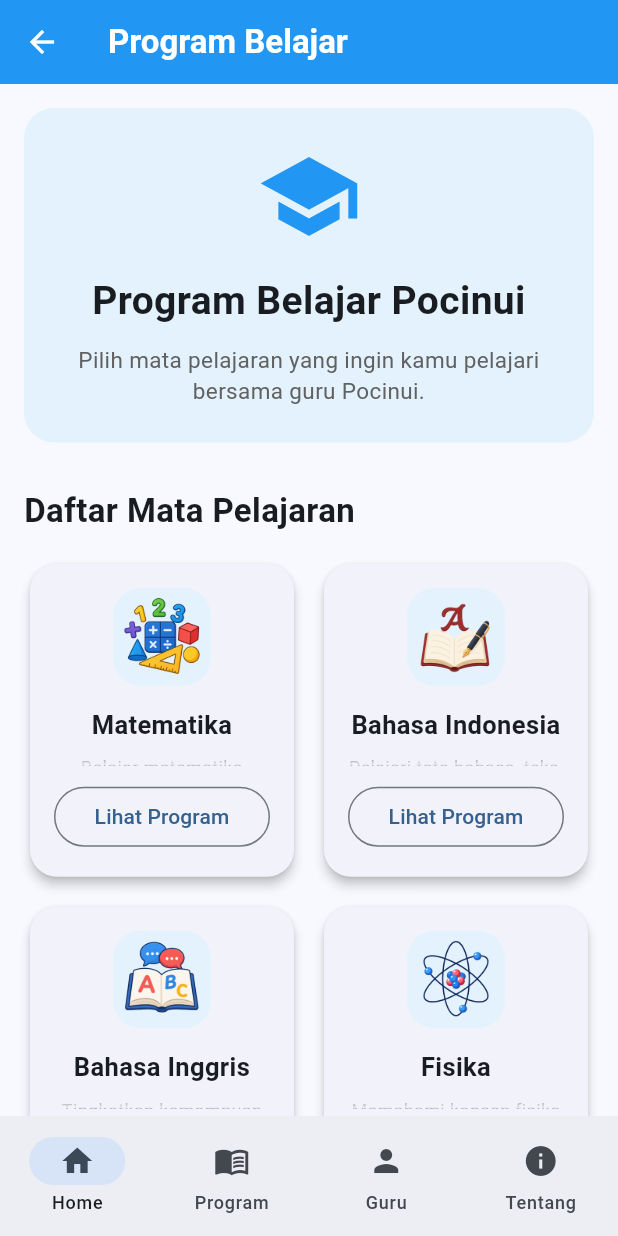
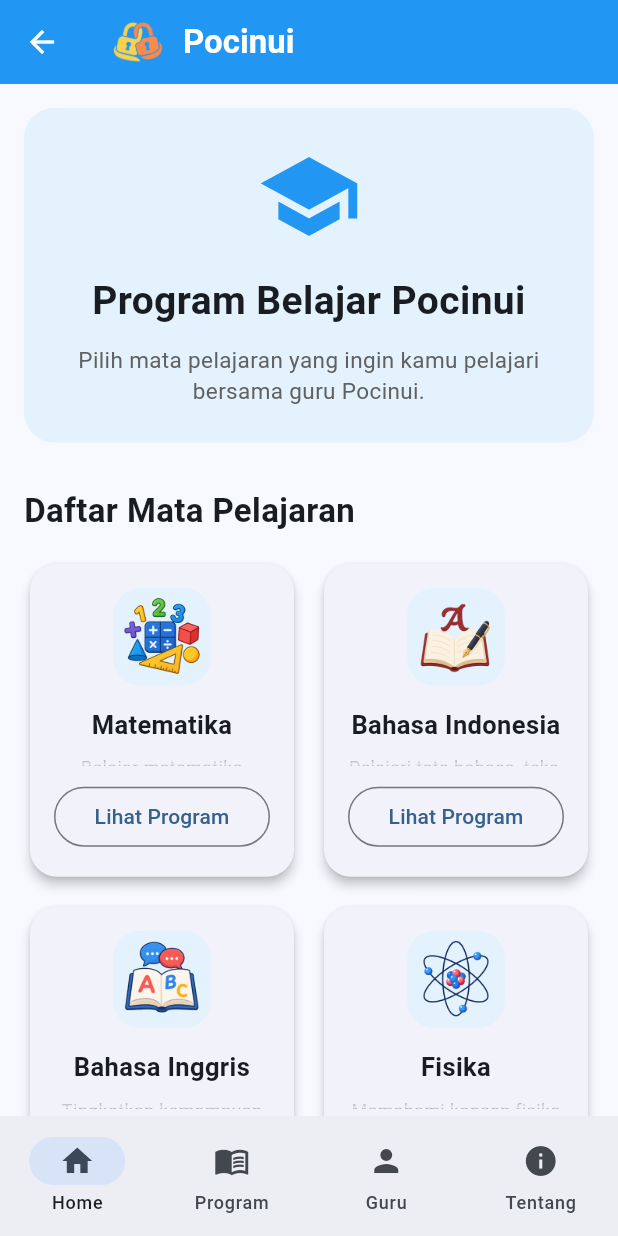
Before and after one commit to hanasoke/pocinui_apps, a Flutter app: the screen it shows after launch, after a tap on "Daftar Sekarang", on a phone screen of 412 x 824 dp. Run offline on Flutter 3.47's test engine with Material 3 defaults, Android fonts, the phone set to English and light mode, and no system bars.

Commit message:
updated home_page.dart & program_page.dart

```diff
--- a/lib/pages/home_page.dart
+++ b/lib/pages/home_page.dart
@@ -44,15 +44,6 @@ class HomePage extends StatelessWidget {
                   ),
 
                   const SizedBox(height: 20),
-
-                  Image.asset(
-                    'assets/images/logo.png',
-                    width: 100,
-                    height: 100,
-                    fit: BoxFit.contain,
-                  ),
-
-                  const SizedBox(height: 16),
 
                   const Text(
                     'Bimbingan Belajar Pocinui',
--- a/lib/pages/program_page.dart
+++ b/lib/pages/program_page.dart
@@ -70,12 +70,21 @@ class ProgramPage extends StatelessWidget {
   Widget build(BuildContext context) {
     return Scaffold(
       appBar: AppBar(
-        title: const Text(
-          'Program Belajar',
-          style: TextStyle(fontWeight: FontWeight.bold),
-        ),
         backgroundColor: Colors.blue,
         foregroundColor: Colors.white,
+
+        title: Row(
+          children: [
+            Image.asset('assets/images/logo.png', width: 40, height: 40),
+
+            const SizedBox(width: 10),
+
+            const Text(
+              'Pocinui',
+              style: TextStyle(fontWeight: FontWeight.bold),
+            ),
+          ],
+        ),
       ),
       body: SafeArea(
         child: SingleChildScrollView(
```
